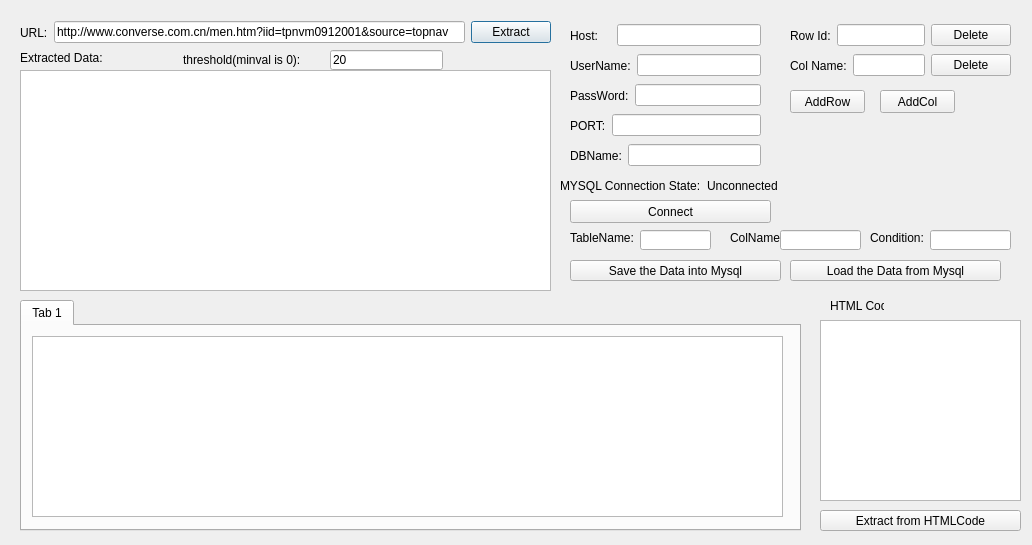
Qt form MainWindow.ui (WebCatch/WebCatch-PythonVersion-) before a commit.
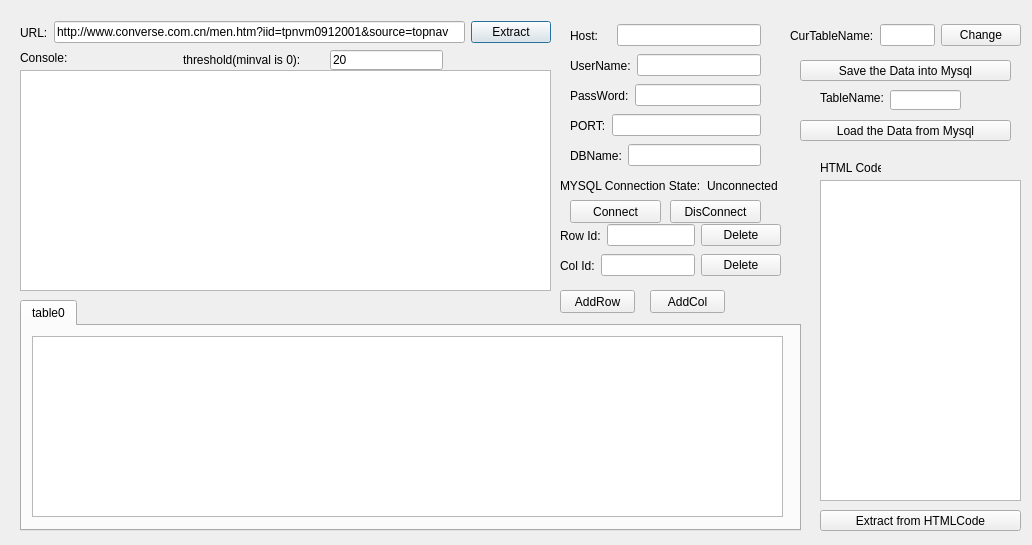
The same form after that commit. Icons and pictures are not drawn.

The edit to the form file:
```diff
--- a/MainWindow.ui
+++ b/MainWindow.ui
@@ -202,7 +202,7 @@
     <rect>
      <x>570</x>
      <y>200</y>
-     <width>201</width>
+     <width>91</width>
      <height>23</height>
     </rect>
    </property>
@@ -213,8 +213,8 @@
   <widget class="QPushButton" name="btnSave">
    <property name="geometry">
     <rect>
-     <x>570</x>
-     <y>260</y>
+     <x>800</x>
+     <y>60</y>
      <width>211</width>
      <height>21</height>
     </rect>
@@ -259,14 +259,14 @@
     </rect>
    </property>
    <property name="text">
-    <string>Extracted Data:</string>
+    <string>Console:</string>
    </property>
   </widget>
   <widget class="QLineEdit" name="leTablename">
    <property name="geometry">
     <rect>
-     <x>640</x>
-     <y>230</y>
+     <x>890</x>
+     <y>90</y>
      <width>71</width>
      <height>20</height>
     </rect>
@@ -275,8 +275,8 @@
   <widget class="QLabel" name="label_11">
    <property name="geometry">
     <rect>
-     <x>570</x>
-     <y>230</y>
+     <x>820</x>
+     <y>90</y>
      <width>71</width>
      <height>16</height>
     </rect>
@@ -299,7 +299,7 @@
    </property>
    <widget class="QWidget" name="tab">
     <attribute name="title">
-     <string>Tab 1</string>
+     <string>table0</string>
     </attribute>
     <widget class="QTableWidget" name="tableWidget">
      <property name="geometry">
@@ -316,8 +316,8 @@
   <widget class="QWidget" name="horizontalLayoutWidget_8">
    <property name="geometry">
     <rect>
-     <x>790</x>
-     <y>20</y>
+     <x>560</x>
+     <y>220</y>
      <width>221</width>
      <height>31</height>
     </rect>
@@ -345,8 +345,8 @@
   <widget class="QWidget" name="horizontalLayoutWidget_9">
    <property name="geometry">
     <rect>
-     <x>790</x>
-     <y>50</y>
+     <x>560</x>
+     <y>250</y>
      <width>221</width>
      <height>31</height>
     </rect>
@@ -355,7 +355,7 @@
     <item>
      <widget class="QLabel" name="label_12">
       <property name="text">
-       <string>Col Name:</string>
+       <string>Col Id:</string>
       </property>
      </widget>
     </item>
@@ -374,8 +374,8 @@
   <widget class="QPushButton" name="pushButton_2">
    <property name="geometry">
     <rect>
-     <x>790</x>
-     <y>90</y>
+     <x>560</x>
+     <y>290</y>
      <width>75</width>
      <height>23</height>
     </rect>
@@ -387,8 +387,8 @@
   <widget class="QPushButton" name="pushButton_3">
    <property name="geometry">
     <rect>
-     <x>880</x>
-     <y>90</y>
+     <x>650</x>
+     <y>290</y>
      <width>75</width>
      <height>23</height>
     </rect>
@@ -400,8 +400,8 @@
   <widget class="QPushButton" name="btnLoad">
    <property name="geometry">
     <rect>
-     <x>790</x>
-     <y>260</y>
+     <x>800</x>
+     <y>120</y>
      <width>211</width>
      <height>21</height>
     </rect>
@@ -410,69 +410,23 @@
     <string>Load the Data from Mysql</string>
    </property>
   </widget>
-  <widget class="QLabel" name="label_13">
-   <property name="geometry">
-    <rect>
-     <x>730</x>
-     <y>230</y>
-     <width>61</width>
-     <height>16</height>
-    </rect>
-   </property>
-   <property name="text">
-    <string>ColNames:</string>
-   </property>
-  </widget>
-  <widget class="QLineEdit" name="leTablename_2">
-   <property name="geometry">
-    <rect>
-     <x>780</x>
-     <y>230</y>
-     <width>81</width>
-     <height>20</height>
-    </rect>
-   </property>
-  </widget>
-  <widget class="QLabel" name="label_14">
-   <property name="geometry">
-    <rect>
-     <x>870</x>
-     <y>230</y>
-     <width>61</width>
-     <height>16</height>
-    </rect>
-   </property>
-   <property name="text">
-    <string>Condition:</string>
-   </property>
-  </widget>
-  <widget class="QLineEdit" name="leTablename_3">
-   <property name="geometry">
-    <rect>
-     <x>930</x>
-     <y>230</y>
-     <width>81</width>
-     <height>20</height>
-    </rect>
-   </property>
-  </widget>
   <widget class="QTextEdit" name="teHTMLCode">
    <property name="geometry">
     <rect>
      <x>820</x>
-     <y>320</y>
+     <y>180</y>
      <width>201</width>
-     <height>181</height>
+     <height>321</height>
     </rect>
    </property>
   </widget>
   <widget class="QLabel" name="label_15">
    <property name="geometry">
     <rect>
-     <x>830</x>
-     <y>300</y>
-     <width>54</width>
-     <height>12</height>
+     <x>820</x>
+     <y>160</y>
+     <width>61</width>
+     <height>16</height>
     </rect>
    </property>
    <property name="text">
@@ -518,6 +472,48 @@
     <string>threshold(minval is 0):</string>
    </property>
   </widget>
+  <widget class="QPushButton" name="btnDisConnect">
+   <property name="geometry">
+    <rect>
+     <x>670</x>
+     <y>200</y>
+     <width>91</width>
+     <height>23</height>
+    </rect>
+   </property>
+   <property name="text">
+    <string>DisConnect</string>
+   </property>
+  </widget>
+  <widget class="QWidget" name="horizontalLayoutWidget_10">
+   <property name="geometry">
+    <rect>
+     <x>790</x>
+     <y>20</y>
+     <width>231</width>
+     <height>31</height>
+    </rect>
+   </property>
+   <layout class="QHBoxLayout" name="horizontalLayout_10">
+    <item>
+     <widget class="QLabel" name="label_17">
+      <property name="text">
+       <string>CurTableName:</string>
+      </property>
+     </widget>
+    </item>
+    <item>
+     <widget class="QLineEdit" name="lineEdit_3"/>
+    </item>
+    <item>
+     <widget class="QPushButton" name="pushButton_5">
+      <property name="text">
+       <string>Change</string>
+      </property>
+     </widget>
+    </item>
+   </layout>
+  </widget>
  </widget>
  <resources/>
  <connections/>
```
